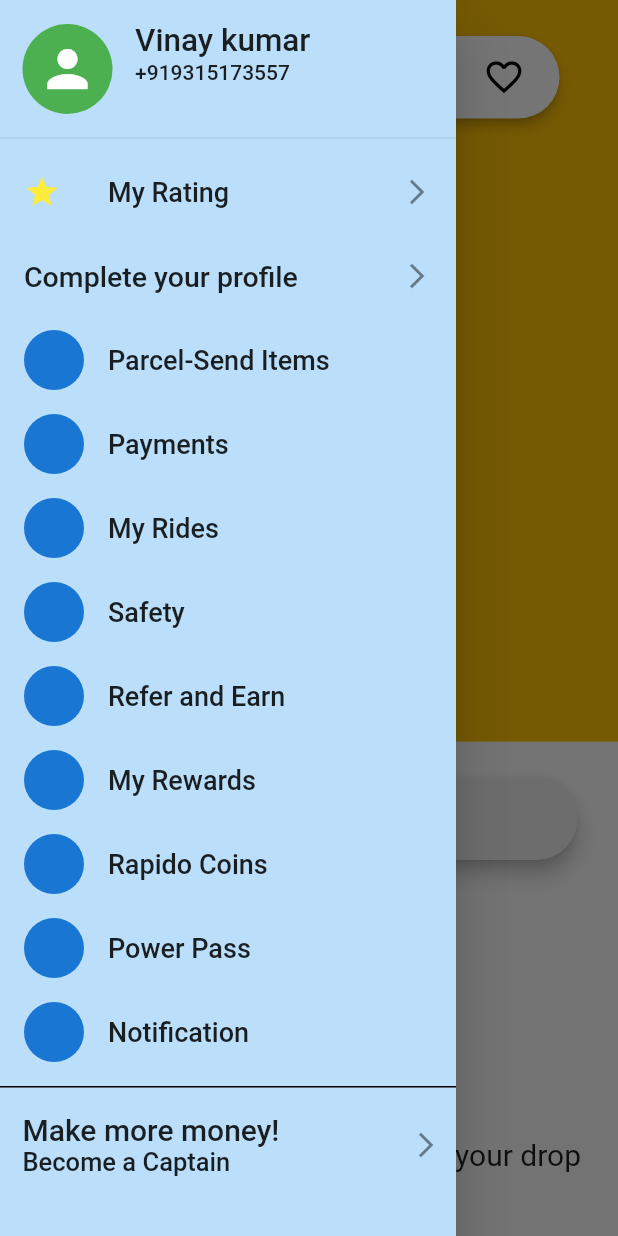
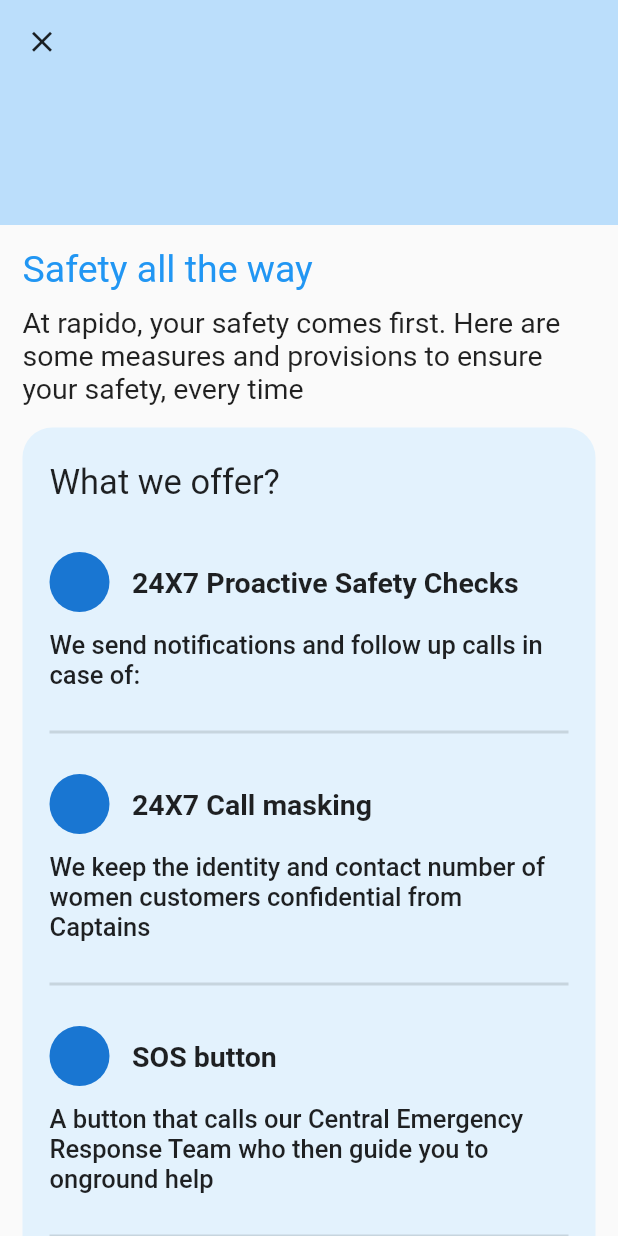
Before and after one commit to vk20020505/rapido, a Flutter app: the screen it shows after launch, after a tap on the "menu" icon, after a tap on "Safety", on a phone screen of 412 x 824 dp. Run offline on Flutter 3.47's test engine with Material 2 defaults, Android fonts, the phone set to English and light mode, and no system bars; our stand-ins replace carousel_slider.

Commit message:
notification and safety

```diff
--- a/lib/screens.dart/drawer.dart
+++ b/lib/screens.dart/drawer.dart
@@ -1,7 +1,11 @@
+// import 'dart:html';
+
 import 'package:flutter/material.dart';
+import 'package:rapido/screens.dart/notification.dart';
 import 'package:rapido/screens.dart/parcel.dart';
 import 'package:rapido/screens.dart/payment.dart';
 import 'package:rapido/screens.dart/profile.dart';
+import 'package:rapido/screens.dart/safety.dart';
 
 class drawer extends StatelessWidget {
   const drawer({super.key});
@@ -110,7 +114,9 @@
                 ),
               ),
               ListTile(
-                onTap: () {},
+                onTap: () {
+                  Navigator.push(context, MaterialPageRoute(builder: (context)=>const Safety()));
+                },
                 leading: const CircleAvatar(),
                 title: const Text(
                   "Safety",
@@ -150,7 +156,9 @@
                 ),
               ),
               ListTile(
-                onTap: () {},
+                onTap: () {
+                  Navigator.push(context, MaterialPageRoute(builder: (context)=> const Notifications()));
+                },
                 leading: const CircleAvatar(),
                 title: const Text(
                   "Notification",
--- a/lib/screens.dart/home.dart
+++ b/lib/screens.dart/home.dart
@@ -170,7 +170,7 @@
         drawer: Drawer(
             shape:
                 RoundedRectangleBorder(borderRadius: BorderRadius.circular(0)),
-            backgroundColor: Colors.blue.shade100,
+            backgroundColor: Colors.white,
             child: const drawer()),
         bottomSheet: Container(
           height: MediaQuery.sizeOf(context).height * .4,
--- /dev/null
+++ b/lib/screens.dart/safety.dart
@@ -0,0 +1,245 @@
+import 'package:flutter/material.dart';
+
+class Safety extends StatefulWidget {
+  const Safety({super.key});
+
+  @override
+  State<Safety> createState() => _SafetyState();
+}
+
+class _SafetyState extends State<Safety> {
+  List<Map> tabs = [
+    {
+      'title': "24X7 Proactive Safety Checks",
+      'content': 'We send notifications and follow up calls in case of:'
+    },
+    {
+      'title': "24X7 Call masking",
+      'content':
+          "We keep the identity and contact number of women customers confidential from Captains"
+    },
+     {
+      'title': "SOS button",
+      'content':
+          "A button that calls our Central Emergency Response Team who then guide you to onground help"
+    },
+     {
+      'title': "Late night ride completion",
+      'content':
+          "We call you post ride completion for feedback, each time you ride between 10pm - 5am"
+    },
+     {
+      'title': "Trip Insurance",
+      'content':
+          "From start to finish, all trips are insured by leading insurance players"
+    },
+     {
+      'title': "Trip Insurance",
+      'content':
+          "From start to finish, all trips are insured by leading insurance players"
+    }
+  ];
+
+   List<Map> tabs2 = [
+    {
+      'title': "Helmets always",
+      'content': 'We send notifications and follow up calls in case of:'
+    },
+    {
+      'title': "Live location sharing",
+      'content':
+          "We keep the identity and contact number of women customers confidential from Captains"
+    },
+     {
+      'title': "Your ride. Your rules",
+      'content':
+          "A button that calls our Central Emergency Response Team who then guide you to onground help"
+    },
+     {
+      'title': "Add trusted contacts",
+      'content':
+          "We call you post ride completion for feedback, each time you ride between 10pm - 5am"
+    },
+     {
+      'title': "Always share feedback",
+      'content':
+          "From start to finish, all trips are insured by leading insurance players"
+    }
+  ];
+  @override
+  Widget build(BuildContext context) {
+    return SafeArea(
+      child: Scaffold(
+        extendBodyBehindAppBar: true,
+        appBar: AppBar(
+          elevation: 0,
+          backgroundColor: Colors.transparent,
+          leading: IconButton(
+            icon: const Icon(
+              Icons.close,
+              size: 23,
+            ),
+            onPressed: () {
+              Navigator.pop(context);
+            },
+          ),
+        ),
+        body: SingleChildScrollView(
+          child: Column(
+            crossAxisAlignment: CrossAxisAlignment.start,
+            children: [
+              Container(
+                height: 150,
+                color: Colors.blue.shade100,
+              ),
+              Padding(
+                padding: const EdgeInsets.all(15),
+                child: Column(
+                  crossAxisAlignment: CrossAxisAlignment.start,
+                  children: [
+                    const Text(
+                      "Safety all the way",
+                      style: TextStyle(fontSize: 25, color: Colors.blue),
+                    ),
+                    const Padding(
+                      padding: EdgeInsets.only(top: 10.0, bottom: 15),
+                      child: Text(
+                        "At rapido, your safety comes first. Here are some measures and provisions to ensure your safety, every time",
+                        style: TextStyle(fontSize: 19),
+                      ),
+                    ),
+                    Container(
+                        width: double.maxFinite,
+                        // height: 100,
+                        padding:
+                            const EdgeInsets.symmetric(horizontal: 18, vertical: 23),
+                        decoration: BoxDecoration(
+                            borderRadius: BorderRadius.circular(20),
+                            color: Colors.blue.shade50),
+                        child: Column(
+                          crossAxisAlignment: CrossAxisAlignment.start,
+                          children: [
+                            const Text(
+                              "What we offer?",
+                              style: TextStyle(fontSize: 23),
+                            ),
+                            ListView.separated(
+                              padding: EdgeInsets.only(top:13),
+                              shrinkWrap: true,
+                              physics: const NeverScrollableScrollPhysics(),
+                              itemCount: tabs.length,
+                              separatorBuilder:
+                                  (BuildContext context, int index) {
+                                return const Divider(
+                                  thickness: 2,
+                                );
+                              },
+                              itemBuilder: (BuildContext context, int index) {
+                                return Container(
+                                  // decoration: BoxDecoration(border: Border.all(width: 2)),
+                                  // height: 200,
+                                  padding: const EdgeInsets.symmetric(vertical: 20),
+                                  child: Column(
+                                    children: [
+                                      Padding(
+                                        padding: const EdgeInsets.only(bottom:12.0,),
+                                        child: Row(
+                                          children: [
+                                            const CircleAvatar(),
+                                            Padding(
+                                              padding:
+                                                  const EdgeInsets.only(left: 15.0),
+                                              child: Text(
+                                                tabs[index]['title'],
+                                                // maxLines: 2,
+                                                // overflow: TextOverflow.fade,
+                                                // softWrap: true,
+                                                style: const TextStyle(
+                                                    fontSize: 19,
+                                                    fontWeight: FontWeight.bold),
+                                              ),
+                                            )
+                                          ],
+                                        ),
+                                      ),
+                                      Text(tabs[index]['content'],
+                                      style: const TextStyle(
+                                                  fontSize: 17,
+                                                  fontWeight: FontWeight.w500),)
+                                    ],
+                                  ),
+                                );
+                              },
+                            ),
+                          ],
+                        )),
+
+                        Padding(
+                          padding: const EdgeInsets.symmetric(vertical:15.0),
+                          child: Text("Please note,all these safety features only work in case of an online ride through our app.Do not accept offline rides",
+                          style: TextStyle(
+                            height: 1.2,
+                            fontSize: 20, color: Colors.blue,fontWeight: FontWeight.w500),),
+                        ),
+                        Padding(
+                          padding: EdgeInsets.symmetric(vertical:10.0,horizontal: 8),
+                          child: Text("THINGS YOU CAN DO",style: TextStyle(fontSize: 25, color: Colors.blue,fontWeight: FontWeight.w500),),
+                        ),
+                            ListView.separated(
+                              padding: EdgeInsets.only(top:13),
+                              shrinkWrap: true,
+                              physics: const NeverScrollableScrollPhysics(),
+                              itemCount: tabs2.length,
+                              separatorBuilder:
+                                  (BuildContext context, int index) {
+                                return const Divider(
+                                  thickness: 2,
+                                );
+                              },
+                              itemBuilder: (BuildContext context, int index) {
+                                return Container(
+                                  // decoration: BoxDecoration(border: Border.all(width: 2)),
+                                  // height: 200,
+                                  padding:  EdgeInsets.symmetric(vertical: 12,horizontal:10 ),
+                                  child: Column(
+                                    children: [
+                                      Padding(
+                                        padding: const EdgeInsets.only(bottom:12.0,),
+                                        child: Row(
+                                          children: [
+                                            const CircleAvatar(),
+                                            Padding(
+                                              padding:
+                                                  const EdgeInsets.only(left: 15.0),
+                                              child: Text(
+                                                tabs2[index]['title'],
+                                                // maxLines: 2,
+                                                // overflow: TextOverflow.fade,
+                                                // softWrap: true,
+                                                style: const TextStyle(
+                                                    fontSize: 19,
+                                                    fontWeight: FontWeight.bold),
+                                              ),
+                                            )
+                                          ],
+                                        ),
+                                      ),
+                                      Text(tabs2[index]['content'],
+                                      style: const TextStyle(
+                                                  fontSize: 17,
+                                                  fontWeight: FontWeight.w500),)
+                                    ],
+                                  ),
+                                );
+                              },
+                            ),
+                  ],
+                ),
+              ),
+            ],
+          ),
+        ),
+      ),
+    );
+  }
+}
```
Also changed, not shown: lib/screens.dart/notification.dart (added, +115 -0 lines), lib/screens.dart/payment.dart (+76 -20 lines).
